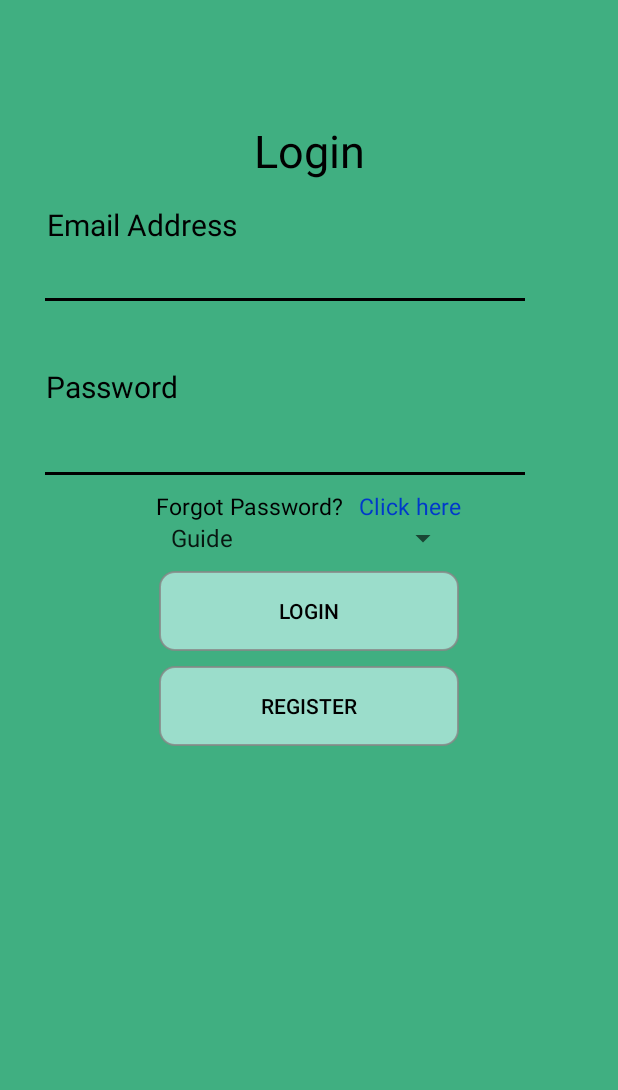
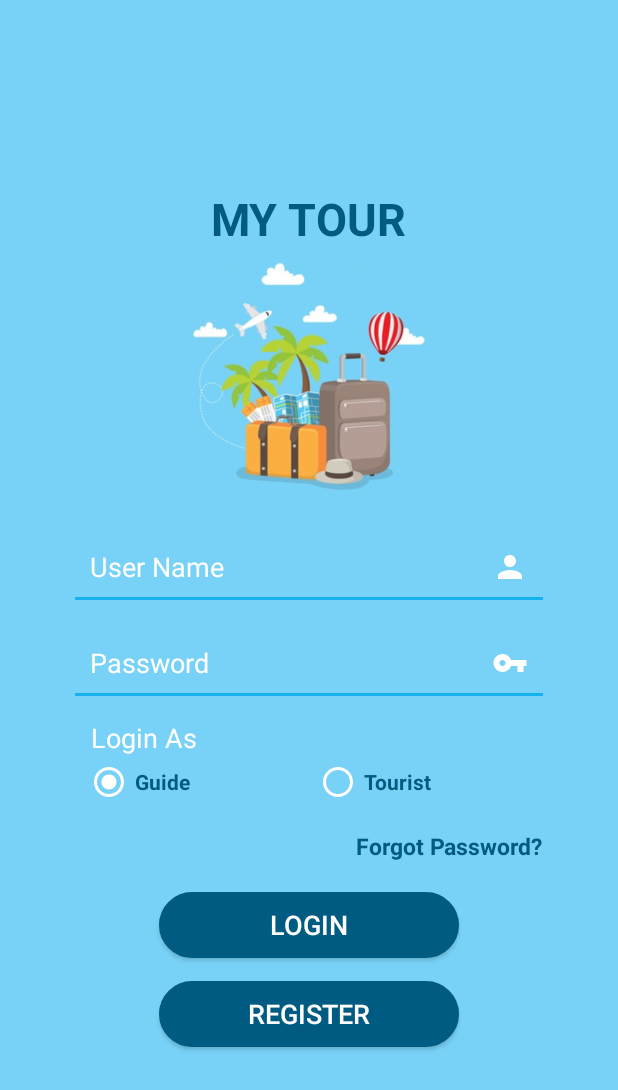
Before and after one commit to akshata2019/TourGuideApp, an Android app: the screen it shows after launch (MainActivity), on a phone screen of 412 x 824 dp. Shown: the top 1090 px of the screen. Run offline under Robolectric (Android 15) with nearby library versions, the phone set to English and light mode, and no system bars.

Commit message:
Login Page Update

```diff
--- a/Tourguideapp/src/main/java/com/example/tourguideapp/Activity/MainActivity.java
+++ b/Tourguideapp/src/main/java/com/example/tourguideapp/Activity/MainActivity.java
@@ -6,13 +6,15 @@ import android.os.Bundle;
 import android.view.View;
 import android.widget.AdapterView;
 import android.widget.Button;
+import android.widget.RadioGroup;
 import android.widget.Spinner;
 
 import com.example.tourguideapp.R;
 
 public class MainActivity extends Activity {
     Button registerButton,loginButton;
-    Spinner spinner;
+    //Spinner spinner;
+    RadioGroup RG;
 
     @Override
     protected void onCreate(Bundle savedInstanceState) {
@@ -28,15 +30,24 @@ public class MainActivity extends Activity {
     }
 
     public void addListnerOnSpinnerItemSelection() {
-        spinner=findViewById(R.id.spinner1);
-        spinner.setOnItemSelectedListener(new CustomItemSelectedListner());
+        //spinner=findViewById(R.id.spinner1);
+        //spinner.setOnItemSelectedListener(new CustomItemSelectedListner());
+        RG=(RadioGroup)findViewById(R.id.radio_group);
+
+    }
+    private int getSelectedIndex(){
+        int radioButtonID = RG.getCheckedRadioButtonId();
+        View radioButton = RG.findViewById(radioButtonID);
+        int idx = RG.indexOfChild(radioButton);
+        return idx;
     }
 
     public void addListnerOnButton() {
         loginButton.setOnClickListener(new View.OnClickListener() {
             @Override
             public void onClick(View v) {
-                if(spinner.getSelectedItem().toString().equals("Guide")){
+//                if(spinner.getSelectedItem().toString().equals("Guide")){
+                if(getSelectedIndex()==0){
                 Intent i=new Intent(MainActivity.this,BookingActivity.class);
                 startActivity(i);
                 }
@@ -49,7 +60,8 @@ public class MainActivity extends Activity {
         registerButton.setOnClickListener(new View.OnClickListener() {
             @Override
             public void onClick(View v) {
-                if(spinner.getSelectedItem().toString().equals("Guide")){
+                //if(spinner.getSelectedItem().toString().equals("Guide")){
+                if(getSelectedIndex()==0){
                     Intent i=new Intent(MainActivity.this,RegistrationActivity.class);
                     startActivity(i);
                 }
--- /dev/null
+++ b/Tourguideapp/src/main/res/drawable/bg_edittext.xml
@@ -0,0 +1,8 @@
+<?xml version="1.0" encoding="utf-8"?>
+<shape xmlns:android="http://schemas.android.com/apk/res/android">
+    <solid android:color="#cc00a9ef"/>
+    <stroke android:width="0dp" android:color="#ffff8080"/>
+    <corners android:radius="10dp" />
+    <padding android:left="10dp" android:top="3dp"
+        android:right="10dp" android:bottom="3dp" />
+</shape>
--- a/Tourguideapp/src/main/res/drawable/button_rounded.xml
+++ b/Tourguideapp/src/main/res/drawable/button_rounded.xml
@@ -5,15 +5,15 @@
     <stroke
         android:drawable="@android:color/transparent"
         android:width="1dp"
-        android:color="#CC888888" >
+        android:color="@color/colorHeader" >
     </stroke>
 
-    <solid android:color="#9bddcb" />
+    <solid android:color="@color/colorHeader" />
 
     <corners
-        android:bottomLeftRadius="10dp"
-        android:bottomRightRadius="10dp"
-        android:topLeftRadius="10dp"
-        android:topRightRadius="10dp" />
+        android:bottomLeftRadius="22dp"
+        android:bottomRightRadius="22dp"
+        android:topLeftRadius="22dp"
+        android:topRightRadius="22dp" />
 
 </shape>
--- /dev/null
+++ b/Tourguideapp/src/main/res/drawable/hyperlink_underline_blue.xml
@@ -0,0 +1,13 @@
+<?xml version="1.0" encoding="utf-8"?>
+<layer-list xmlns:android="http://schemas.android.com/apk/res/android">
+<item android:top="-10dp"
+    android:left="-10dp"
+    android:right="-10dp">
+    <shape android:shape="rectangle">
+        <solid android:color="@android:color/transparent"/>
+
+        <stroke android:width="2dp"
+            android:color="#cc00a9ef"/>
+    </shape>
+</item>
+</layer-list>
--- /dev/null
+++ b/Tourguideapp/src/main/res/drawable/ic_radio_button_checked_white_24dp.xml
@@ -0,0 +1,5 @@
+<vector android:height="24dp" android:tint="#FFFFFF"
+    android:viewportHeight="24.0" android:viewportWidth="24.0"
+    android:width="24dp" xmlns:android="http://schemas.android.com/apk/res/android">
+    <path android:fillColor="#FF000000" android:pathData="M12,7c-2.76,0 -5,2.24 -5,5s2.24,5 5,5 5,-2.24 5,-5 -2.24,-5 -5,-5zM12,2C6.48,2 2,6.48 2,12s4.48,10 10,10 10,-4.48 10,-10S17.52,2 12,2zM12,20c-4.42,0 -8,-3.58 -8,-8s3.58,-8 8,-8 8,3.58 8,8 -3.58,8 -8,8z"/>
+</vector>
--- /dev/null
+++ b/Tourguideapp/src/main/res/drawable/ic_radio_button_unchecked_white_24dp.xml
@@ -0,0 +1,5 @@
+<vector android:height="24dp" android:tint="#FFFFFF"
+    android:viewportHeight="24.0" android:viewportWidth="24.0"
+    android:width="24dp" xmlns:android="http://schemas.android.com/apk/res/android">
+    <path android:fillColor="#FF000000" android:pathData="M12,2C6.48,2 2,6.48 2,12s4.48,10 10,10 10,-4.48 10,-10S17.52,2 12,2zM12,20c-4.42,0 -8,-3.58 -8,-8s3.58,-8 8,-8 8,3.58 8,8 -3.58,8 -8,8z"/>
+</vector>
--- /dev/null
+++ b/Tourguideapp/src/main/res/drawable/password_white.xml
@@ -0,0 +1,5 @@
+<vector android:height="24dp" android:tint="#FFFFFF"
+    android:viewportHeight="24.0" android:viewportWidth="24.0"
+    android:width="24dp" xmlns:android="http://schemas.android.com/apk/res/android">
+    <path android:fillColor="#FF000000" android:pathData="M12.65,10C11.83,7.67 9.61,6 7,6c-3.31,0 -6,2.69 -6,6s2.69,6 6,6c2.61,0 4.83,-1.67 5.65,-4H17v4h4v-4h2v-4H12.65zM7,14c-1.1,0 -2,-0.9 -2,-2s0.9,-2 2,-2 2,0.9 2,2 -0.9,2 -2,2z"/>
+</vector>
--- /dev/null
+++ b/Tourguideapp/src/main/res/drawable/radio.xml
@@ -0,0 +1,17 @@
+<?xml version="1.0" encoding="utf-8"?>
+<selector xmlns:android="http://schemas.android.com/apk/res/android">
+    <item android:state_checked="true" android:state_window_focused="false"
+        android:drawable="@drawable/ic_radio_button_checked_white_24dp" />
+    <item android:state_checked="false" android:state_window_focused="false"
+        android:drawable="@drawable/ic_radio_button_unchecked_white_24dp" />
+    <item android:state_checked="true" android:state_pressed="true"
+        android:drawable="@drawable/ic_radio_button_checked_white_24dp" />
+    <item android:state_checked="false" android:state_pressed="true"
+        android:drawable="@drawable/ic_radio_button_unchecked_white_24dp" />
+    <item android:state_checked="true" android:state_focused="true"
+        android:drawable="@drawable/ic_radio_button_checked_white_24dp" />
+    <item android:state_checked="false" android:state_focused="true"
+        android:drawable="@drawable/ic_radio_button_unchecked_white_24dp" />
+    <item android:state_checked="false" android:drawable="@drawable/ic_radio_button_unchecked_white_24dp" />
+    <item android:state_checked="true" android:drawable="@drawable/ic_radio_button_checked_white_24dp" />
+</selector>
--- /dev/null
+++ b/Tourguideapp/src/main/res/drawable/username_white.xml
@@ -0,0 +1,5 @@
+<vector android:height="24dp" android:tint="#FFFFFF"
+    android:viewportHeight="24.0" android:viewportWidth="24.0"
+    android:width="24dp" xmlns:android="http://schemas.android.com/apk/res/android">
+    <path android:fillColor="#FF000000" android:pathData="M12,12c2.21,0 4,-1.79 4,-4s-1.79,-4 -4,-4 -4,1.79 -4,4 1.79,4 4,4zM12,14c-2.67,0 -8,1.34 -8,4v2h16v-2c0,-2.66 -5.33,-4 -8,-4z"/>
+</vector>
--- a/Tourguideapp/src/main/res/layout/login_activity.xml
+++ b/Tourguideapp/src/main/res/layout/login_activity.xml
@@ -1,5 +1,5 @@
 <?xml version="1.0" encoding="utf-8"?>
-<android.support.constraint.ConstraintLayout  xmlns:android="http://schemas.android.com/apk/res/android"
+<LinearLayout  xmlns:android="http://schemas.android.com/apk/res/android"
     xmlns:app="http://schemas.android.com/apk/res-auto"
     xmlns:tools="http://schemas.android.com/tools"
     android:layout_width="match_parent"
@@ -7,163 +7,148 @@
     android:gravity="center"
     android:background="@color/colorAccent"
     android:layout_height="match_parent"
-    android:orientation="vertical">
+    android:orientation="vertical"
+    android:paddingLeft="50dp"
+    android:paddingRight="50dp">
 
     <TextView
         android:id="@+id/data1"
         android:layout_width="wrap_content"
         android:layout_height="wrap_content"
-        android:layout_marginStart="8dp"
-        android:layout_marginTop="80dp"
-        android:layout_marginEnd="8dp"
         android:gravity="center"
-        android:text="Login"
+        android:text="MY TOUR"
         android:textSize="30sp"
-        android:textColor="@color/colorText"
-        app:layout_constraintEnd_toEndOf="parent"
-        app:layout_constraintStart_toStartOf="parent"
-        app:layout_constraintTop_toTopOf="parent" />
+        android:textColor="@color/colorHeader"
+        android:textStyle="bold"/>
 
-    <TextView
-        android:id="@+id/emailAddress"
-        android:layout_width="wrap_content"
-        android:layout_height="wrap_content"
-        android:layout_marginStart="8dp"
-        android:layout_marginTop="136dp"
-        android:layout_marginEnd="8dp"
-        android:gravity="center"
-        android:text="Email Address"
-        android:textColor="@color/colorText"
-        android:textSize="20sp"
-        app:layout_constraintEnd_toEndOf="parent"
-        app:layout_constraintHorizontal_bias="0.083"
-        app:layout_constraintStart_toStartOf="parent"
-        app:layout_constraintTop_toTopOf="parent" />
+    <ImageView
+        android:layout_width="170dp"
+        android:layout_height="170dp"
+        android:src="@drawable/login_bg"/>
+
+
 
     <EditText
         android:id="@+id/entermail"
-        android:layout_width="wrap_content"
-        android:layout_height="wrap_content"
-        android:layout_marginStart="8dp"
-        android:layout_marginTop="292dp"
-        android:layout_marginEnd="8dp"
+        android:layout_width="match_parent"
+        android:layout_height="44dp"
+        android:layout_marginTop="20dp"
         android:ems="15"
-        style="@style/Hyperlink"
-        android:gravity="center"
+        android:hint="User Name"
+        style="@style/edit_text"
+        android:gravity="left|center_vertical"
+        android:drawableRight="@drawable/username_white"
         android:singleLine="true"
-        android:imeOptions="actionDone"
-        app:layout_constraintEnd_toEndOf="parent"
-        app:layout_constraintHorizontal_bias="0.293"
-        app:layout_constraintStart_toStartOf="parent"
-        app:layout_constraintTop_toTopOf="parent" />
+        android:imeOptions="actionDone" />
 
-    <TextView
-        android:id="@+id/password"
-        android:layout_width="wrap_content"
-        android:layout_height="wrap_content"
-        android:layout_marginStart="8dp"
-        android:layout_marginTop="244dp"
-        android:layout_marginEnd="8dp"
-        android:gravity="center"
-        android:text="Password"
-        android:textSize="20sp"
-        android:textColor="@color/colorText"
-        app:layout_constraintEnd_toEndOf="parent"
-        app:layout_constraintHorizontal_bias="0.071"
-        app:layout_constraintStart_toStartOf="parent"
-        app:layout_constraintTop_toTopOf="parent" />
 
     <EditText
         android:id="@+id/enterPassword"
-        android:layout_width="wrap_content"
+        android:layout_width="match_parent"
+        android:layout_height="44dp"
+        android:layout_marginTop="20dp"
+        android:ems="15"
+        android:hint="Password"
+        style="@style/edit_text"
+        android:gravity="left|center_vertical"
+        android:drawableRight="@drawable/password_white"
+        android:singleLine="true"
+        android:imeOptions="actionDone" />
+    <!--<LinearLayout
+        android:id="@id/layout"
+        android:layout_width="match_parent"
         android:layout_height="wrap_content"
-        android:layout_marginStart="8dp"
-        android:layout_marginTop="176dp"
-        android:layout_marginEnd="8dp"
-        android:ems="15"
-        style="@style/Hyperlink"
-        android:gravity="center"
-        android:imeOptions="actionDone"
-        android:singleLine="true"
-        app:layout_constraintEnd_toEndOf="parent"
-        app:layout_constraintHorizontal_bias="0.293"
-        app:layout_constraintStart_toStartOf="parent"
-        app:layout_constraintTop_toTopOf="parent" />
+        android:orientation="horizontal"
+        android:gravity="center">
+
+        <Spinner
+            android:id="@+id/spinner1"
+            style="@style/Widget.AppCompat.Spinner.DropDown"
+            android:layout_width="200dp"
+            android:layout_height="wrap_content"
+            android:entries="@array/user_array"
+            android:prompt="@string/user_type"
+            />
+    </LinearLayout>-->
+    <TextView
+        android:layout_width="match_parent"
+        android:layout_height="wrap_content"
+        android:text="Login As"
+        android:layout_marginLeft="7dp"
+        style="@style/text_view_header"
+        android:layout_marginTop="15dp"
+        android:layout_marginBottom="5dp"/>
+    <RadioGroup
+        android:layout_width="match_parent"
+        android:layout_height="wrap_content"
+        android:orientation="horizontal"
+        android:id="@+id/radio_group"
+        android:layout_marginLeft="7dp">
+        <RadioButton
+            android:layout_width="match_parent"
+            android:layout_height="wrap_content"
+            android:text="Guide"
+            android:layout_weight="1"
+            android:checked="true"
+            android:id="@+id/radio_guide"
+            style="@style/RadioButton"/>
+        <RadioButton
+            android:layout_width="match_parent"
+            android:layout_height="wrap_content"
+            android:text="Tourist"
+            android:layout_weight="1"
+            android:id="@+id/radio_tourist"
+            style="@style/RadioButton"/>
+    </RadioGroup>
 
     <LinearLayout
         android:id="@+id/linearLayout"
         android:layout_width="match_parent"
-        android:layout_height="20dp"
+        android:layout_height="wrap_content"
         android:orientation="horizontal"
-        android:gravity="center"
-        android:layout_marginTop="10dp"
-        app:layout_constraintTop_toBottomOf="@id/entermail">
+        android:gravity="right"
+        android:layout_marginTop="20dp">
 
         <TextView
             android:id="@+id/forgetPassword"
             android:layout_width="wrap_content"
             android:layout_height="wrap_content"
             android:text="Forgot Password?"
-            android:textColor="@color/colorText"
-            android:textSize="15sp" />
+            android:textColor="@color/colorHeader"
+            android:textSize="15sp"
+            android:textStyle="bold"/>
 
         <TextView
             android:id="@+id/clickhereText"
             android:layout_width="wrap_content"
             android:layout_height="wrap_content"
             android:text="Click here"
+            android:visibility="gone"
             android:layout_marginLeft="10dp"
             android:textColor="@color/colorTextSecondry"
             android:textSize="15sp" />
 
     </LinearLayout>
-    <LinearLayout
-        android:id="@id/layout"
-        android:layout_width="match_parent"
-        android:layout_height="wrap_content"
-        android:orientation="horizontal"
-        android:gravity="center"
-        app:layout_constraintTop_toBottomOf="@id/linearLayout">
 
-    <Spinner
-        android:id="@+id/spinner1"
-        style="@style/Widget.AppCompat.Spinner.DropDown"
-        android:layout_width="200dp"
-        android:layout_height="wrap_content"
-        android:entries="@array/user_array"
-        android:prompt="@string/user_type"
-         />
-    </LinearLayout>
 
 
     <Button
         android:id="@+id/loginbutton"
         android:layout_width="200dp"
-        android:layout_height="53dp"
-        android:background="@drawable/button_rounded"
-        android:text="Login"
-        android:textColor="@color/colorSecondry"
-        app:layout_constraintTop_toBottomOf="@id/layout"
-        android:layout_marginStart="8dp"
-        android:layout_marginTop="10dp"
-        android:layout_marginEnd="8dp"
+        android:layout_height="44dp"
+        style="@style/style_button"
+        android:text="LOGIN"
         android:gravity="center"
-        app:layout_constraintEnd_toEndOf="parent"
-        app:layout_constraintStart_toStartOf="parent"
-               />
-
+        android:layout_marginTop="20dp"
+        />
     <Button
         android:id="@+id/registerButton"
         android:layout_width="200dp"
-        android:layout_height="53dp"
-        android:background="@drawable/button_rounded"
-        android:text="Register"
-        android:textColor="@color/colorSecondry"
-        app:layout_constraintTop_toBottomOf="@id/loginbutton"
-        android:layout_marginStart="8dp"
-        android:layout_marginTop="10dp"
-        android:layout_marginEnd="8dp"
+        android:layout_height="44dp"
+        style="@style/style_button"
+        android:text="REGISTER"
         android:gravity="center"
-        app:layout_constraintEnd_toEndOf="parent"
-        app:layout_constraintStart_toStartOf="parent"         />
-</android.support.constraint.ConstraintLayout>
+        android:layout_marginTop="15dp"
+        />
+
+</LinearLayout>
--- a/Tourguideapp/src/main/res/values/colors.xml
+++ b/Tourguideapp/src/main/res/values/colors.xml
@@ -1,10 +1,11 @@
 <?xml version="1.0" encoding="utf-8"?>
 <resources>
     <color name="colorPrimary">#000000</color>
-    <color name="colorAccent">#40af81</color>
+    <color name="colorAccent">#78d2f7</color>
     <color name="colorSecondry">#000000</color>
     <color name="colorSecondryLight">#6871ff</color>
     <color name="colorText">#000000</color>
+    <color name="colorHeader">#005b82</color>
     <color name="colorTextSecondry">#0039cb</color>
     <color name="colorToolbar">#e0e0e0</color>
 </resources>
--- a/Tourguideapp/src/main/res/values/styles.xml
+++ b/Tourguideapp/src/main/res/values/styles.xml
@@ -12,6 +12,35 @@
         <item name="android:textColor">#000000</item>
         <item name="android:background">@drawable/hyperlink_underline</item>
     </style>
+    <style name="edit_text">
+        <item name="android:textColor">#ffffff</item>
+        <item name="android:textColorHint">#ffffff</item>
+        <item name="android:textStyle">normal</item>
+        <item name="android:textSize">18sp</item>
+        <item name="android:paddingLeft">10dp</item>
+        <item name="android:paddingRight">10dp</item>
+        <item name="android:background">@drawable/hyperlink_underline_blue</item>
+    </style>
+    <style name="text_view_header">
+        <item name="android:textColor">#ffffff</item>
+        <item name="android:textStyle">normal</item>
+        <item name="android:textSize">18sp</item>
+    </style>
+    <style name="RadioButton" parent="@android:style/Widget.CompoundButton.RadioButton">
+        <item name="android:button">@drawable/radio</item>
+        <item name="android:textColor">@color/colorHeader</item>
+        <item name="android:textStyle">bold</item>
+        <item name="android:paddingLeft">5dp</item>
+    </style>
+
+    <style name="style_button">
+        <item name="android:textColor">#ffffff</item>
+        <item name="android:textStyle">normal</item>
+        <item name="android:textSize">18sp</item>
+        <item name="android:paddingLeft">10dp</item>
+        <item name="android:paddingRight">10dp</item>
+        <item name="android:background">@drawable/button_rounded</item>
+    </style>
 
     <style name="AppTheme.NoActionBar">
         <item name="windowActionBar">false</item>
```
Also changed, not shown: Tourguideapp/src/main/res/drawable/login_bg.png (added).
